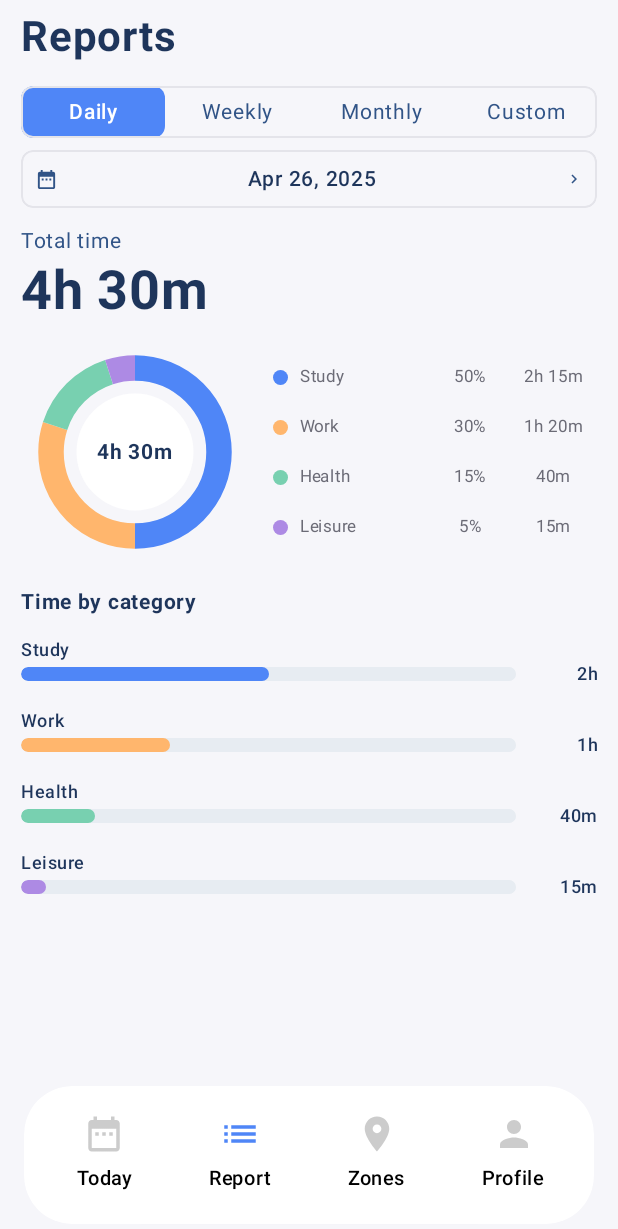
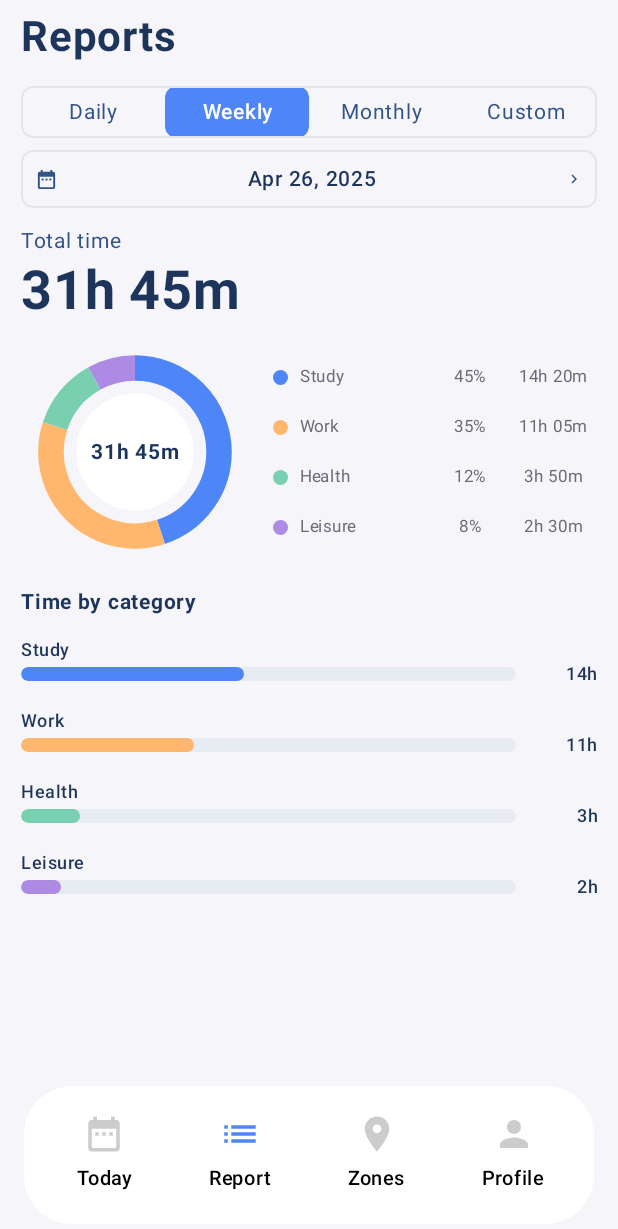
Before and after one commit to FadyEhab6/TimeTrace, an Android app built with Jetpack Compose: the screen it shows after launch (MainActivity), after a tap on "Weekly", on a phone screen of 412 x 824 dp. Shown: the top 1229 px of the screen. Run offline under Robolectric (Android 15) with nearby library versions, the phone set to English and light mode, and no system bars.

Commit message:
[Feat.] Implemented Filter by date or content change

```diff
--- /dev/null
+++ b/app/src/main/java/com/example/timetrace2/ui/pages/report/ReportData.kt
@@ -0,0 +1,67 @@
+package com.example.timetrace2.ui.report
+
+import androidx.compose.ui.graphics.Color
+import com.example.timetrace2.ui.theme.HealthGreen
+import com.example.timetrace2.ui.theme.LeisurePurple
+import com.example.timetrace2.ui.theme.StudyBlue
+import com.example.timetrace2.ui.theme.WorkOrange
+
+internal enum class ReportPeriod(val label: String) {
+    Daily("Daily"),
+    Weekly("Weekly"),
+    Monthly("Monthly"),
+    Custom("Custom"),
+}
+
+internal data class ReportCategory(
+    val name: String,
+    val percent: Int,
+    val duration: String,
+    val color: Color,
+)
+
+internal data class ReportData(
+    val totalTime: String,
+    val categories: List<ReportCategory>,
+)
+
+internal object ReportDataProvider {
+    fun forPeriod(period: ReportPeriod): ReportData = when (period) {
+        ReportPeriod.Daily -> ReportData(
+            totalTime = "4h 30m",
+            categories = listOf(
+                ReportCategory("Study", 50, "2h 15m", StudyBlue),
+                ReportCategory("Work", 30, "1h 20m", WorkOrange),
+                ReportCategory("Health", 15, "40m", HealthGreen),
+                ReportCategory("Leisure", 5, "15m", LeisurePurple),
+            ),
+        )
+        ReportPeriod.Weekly -> ReportData(
+            totalTime = "31h 45m",
+            categories = listOf(
+                ReportCategory("Study", 45, "14h 20m", StudyBlue),
+                ReportCategory("Work", 35, "11h 05m", WorkOrange),
+                ReportCategory("Health", 12, "3h 50m", HealthGreen),
+                ReportCategory("Leisure", 8, "2h 30m", LeisurePurple),
+            ),
+        )
+        ReportPeriod.Monthly -> ReportData(
+            totalTime = "126h 10m",
+            categories = listOf(
+                ReportCategory("Study", 42, "52h 55m", StudyBlue),
+                ReportCategory("Work", 38, "47h 55m", WorkOrange),
+                ReportCategory("Health", 13, "16h 25m", HealthGreen),
+                ReportCategory("Leisure", 7, "8h 55m", LeisurePurple),
+            ),
+        )
+        ReportPeriod.Custom -> ReportData(
+            totalTime = "18h 40m",
+            categories = listOf(
+                ReportCategory("Study", 55, "10h 15m", StudyBlue),
+                ReportCategory("Work", 25, "4h 40m", WorkOrange),
+                ReportCategory("Health", 12, "2h 15m", HealthGreen),
+                ReportCategory("Leisure", 8, "1h 30m", LeisurePurple),
+            ),
+        )
+    }
+}
--- a/app/src/main/java/com/example/timetrace2/ui/pages/report/ReportScreen.kt
+++ b/app/src/main/java/com/example/timetrace2/ui/pages/report/ReportScreen.kt
@@ -3,15 +3,11 @@ package com.example.timetrace2.ui.report
 import androidx.compose.foundation.Canvas
 import androidx.compose.foundation.background
 import androidx.compose.foundation.border
-import androidx.compose.foundation.checkScrollableContainerConstraints
 import androidx.compose.foundation.clickable
-import androidx.compose.foundation.gestures.ScrollableState
-import androidx.compose.foundation.gestures.scrollable
 import androidx.compose.foundation.layout.Arrangement
 import androidx.compose.foundation.layout.Box
 import androidx.compose.foundation.layout.Column
 import androidx.compose.foundation.layout.Row
-import androidx.compose.foundation.layout.Spacer
 import androidx.compose.foundation.layout.fillMaxHeight
 import androidx.compose.foundation.layout.fillMaxSize
 import androidx.compose.foundation.layout.fillMaxWidth
@@ -49,20 +45,6 @@ import com.example.timetrace2.ui.theme.*
 
 
 
-private data class ReportCategory(
-    val name: String,
-    val percent: String,
-    val duration: String,
-    val color: Color,
-)
-
-private val ReportCategories = listOf(
-    ReportCategory("Study", "50%", "2h 15m", StudyBlue),
-    ReportCategory("Work", "30%", "1h 20m", WorkOrange),
-    ReportCategory("Health", "15%", "40m", HealthGreen),
-    ReportCategory("Leisure", "5%", "15m", LeisurePurple),
-)
-
 private val DefaultReportDateMillis = java.time.LocalDate.of(2025, 4, 26)
     .atStartOfDay(java.time.ZoneOffset.UTC)
     .toInstant()
@@ -70,8 +52,10 @@ private val DefaultReportDateMillis = java.time.LocalDate.of(2025, 4, 26)
 
 @Composable
 fun ReportScreen(modifier: Modifier = Modifier) {
+    var selectedPeriod by rememberSaveable { mutableStateOf(ReportPeriod.Daily) }
     var selectedDateMillis by rememberSaveable { mutableStateOf(DefaultReportDateMillis) }
     var isDatePickerVisible by rememberSaveable { mutableStateOf(false) }
+    val reportData = ReportDataProvider.forPeriod(selectedPeriod)
 
     Column(
         modifier = modifier
@@ -88,7 +72,10 @@ fun ReportScreen(modifier: Modifier = Modifier) {
             fontSize = Typography.headlineMedium.fontSize,
             fontWeight = FontWeight.Bold,
         )
-        PeriodSelector()
+        PeriodSelector(
+            selectedPeriod = selectedPeriod,
+            onPeriodSelected = { selectedPeriod = it },
+        )
         DateSelector(
             selectedDate = ReportDateFormatter.format(selectedDateMillis),
             onClick = { isDatePickerVisible = true },
@@ -101,12 +88,12 @@ fun ReportScreen(modifier: Modifier = Modifier) {
             fontSize = 14.sp,
         )
         Text(
-            text = "4h 30m",
+            text = reportData.totalTime,
             color = ReportNavy,
             fontSize = Typography.displaySmall.fontSize,
             fontWeight = FontWeight.Bold,
         )
-        TotalTimeBreakdown()
+        TotalTimeBreakdown(reportData)
         Text(
             text = "Time by category",
             modifier = Modifier.padding(top = 12.dp, bottom = 12.dp),
@@ -114,7 +101,7 @@ fun ReportScreen(modifier: Modifier = Modifier) {
             fontSize = Typography.bodyMedium.fontSize,
             fontWeight = FontWeight.Bold,
         )
-        CategoryBreakdown()
+        CategoryBreakdown(reportData.categories)
     }
 
     if (isDatePickerVisible) {
@@ -127,26 +114,28 @@ fun ReportScreen(modifier: Modifier = Modifier) {
 }
 
 @Composable
-private fun PeriodSelector() {
-    val periods = listOf("Daily", "Weekly", "Monthly", "Custom")
+private fun PeriodSelector(
+    selectedPeriod: ReportPeriod,
+    onPeriodSelected: (ReportPeriod) -> Unit,
+) {
     Row(
         modifier = Modifier
             .fillMaxWidth()
             .clip(RoundedCornerShape(8.dp))
             .border(1.dp, DividerGray, RoundedCornerShape(8.dp)),
     ) {
-        periods.forEachIndexed { index, period ->
+        ReportPeriod.entries.forEach { period ->
             Text(
-                text = period,
+                text = period.label,
                 modifier = Modifier
                     .weight(1f)
                     .clip(RoundedCornerShape(8.dp))
-                    .background(if (index == 0) StudyBlue else Color.Transparent)
-                    .clickable { }
+                    .background(if (period == selectedPeriod) StudyBlue else Color.Transparent)
+                    .clickable { onPeriodSelected(period) }
                     .padding(vertical = 5.dp),
-                color = if (index == 0) Color.White else ReportBlue,
+                color = if (period == selectedPeriod) Color.White else ReportBlue,
                 fontSize = Typography.labelLarge.fontSize,
-                fontWeight = if (index == 0) FontWeight.SemiBold else FontWeight.Normal,
+                fontWeight = if (period == selectedPeriod) FontWeight.SemiBold else FontWeight.Normal,
                 textAlign = TextAlign.Center,
             )
         }
@@ -192,7 +181,7 @@ private fun DateSelector(
 }
 
 @Composable
-private fun TotalTimeBreakdown() {
+private fun TotalTimeBreakdown(reportData: ReportData) {
     Row(
         modifier = Modifier
             .fillMaxWidth()
@@ -202,7 +191,7 @@ private fun TotalTimeBreakdown() {
         Box(
             modifier = Modifier.padding(20.dp)
         ) {
-            DonutChart()
+            DonutChart(reportData)
         }
         Column(
             modifier = Modifier
@@ -210,7 +199,7 @@ private fun TotalTimeBreakdown() {
                 .padding(start = 16.dp),
             verticalArrangement = Arrangement.spacedBy(9.dp),
         ) {
-            ReportCategories.forEach { category ->
+            reportData.categories.forEach { category ->
                 LegendRow(category)
             }
         }
@@ -218,7 +207,7 @@ private fun TotalTimeBreakdown() {
 }
 
 @Composable
-private fun DonutChart() {
+private fun DonutChart(reportData: ReportData) {
     Box(
         modifier = Modifier.size(112.dp),
         contentAlignment = Alignment.Center,
@@ -226,8 +215,8 @@ private fun DonutChart() {
         Canvas(Modifier.fillMaxSize()) {
             val strokeWidth = 17.dp.toPx()
             var startAngle = -90f
-            ReportCategories.forEach { category ->
-                val sweep = category.percent.removeSuffix("%").toFloat() * 3.6f
+            reportData.categories.forEach { category ->
+                val sweep = category.percent * 3.6f
                 drawArc(
                     color = category.color,
                     startAngle = startAngle,
@@ -243,7 +232,7 @@ private fun DonutChart() {
             )
         }
         Text(
-            text = "4h 30m",
+            text = reportData.totalTime,
             color = ReportNavy,
             fontSize = 14.sp,
             fontWeight = FontWeight.Bold,
@@ -278,7 +267,7 @@ private fun LegendRow(category: ReportCategory) {
             )
         }
         Text(
-            text = category.percent,
+            text = "${category.percent}%",
             modifier = Modifier.width(50.dp),
             color = TextMuted,
             fontSize = 11.sp,
@@ -298,12 +287,12 @@ private fun LegendRow(category: ReportCategory) {
 
 
 @Composable
-private fun CategoryBreakdown() {
+private fun CategoryBreakdown(categories: List<ReportCategory>) {
     Column(
         modifier = Modifier.fillMaxWidth(),
         verticalArrangement = Arrangement.spacedBy(15.dp),
     ) {
-        ReportCategories.forEach { category ->
+        categories.forEach { category ->
             Column(
                 modifier = Modifier.fillMaxWidth(),
 //                verticalArrangement = Arrangement.spacedBy(4.dp),
@@ -338,13 +327,7 @@ private fun CategoryBreakdown() {
                         Box(
                             modifier = Modifier
                                 .fillMaxHeight()
-                                .fillMaxWidth(
-                                    (
-                                            category.percent
-                                                .removeSuffix("%")
-                                                .toFloatOrNull() ?: 0f
-                                            ).coerceIn(0f, 100f) / 100f
-                                )
+                                .fillMaxWidth(category.percent.coerceIn(0, 100) / 100f)
                                 .clip(RoundedCornerShape(50))
                                 .background(category.color),
                         )
```
